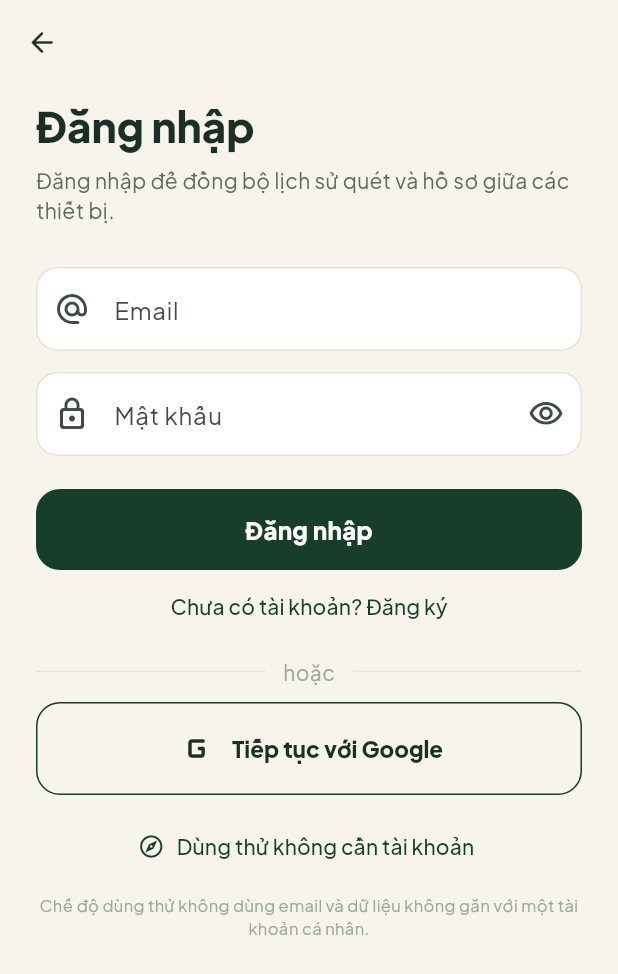
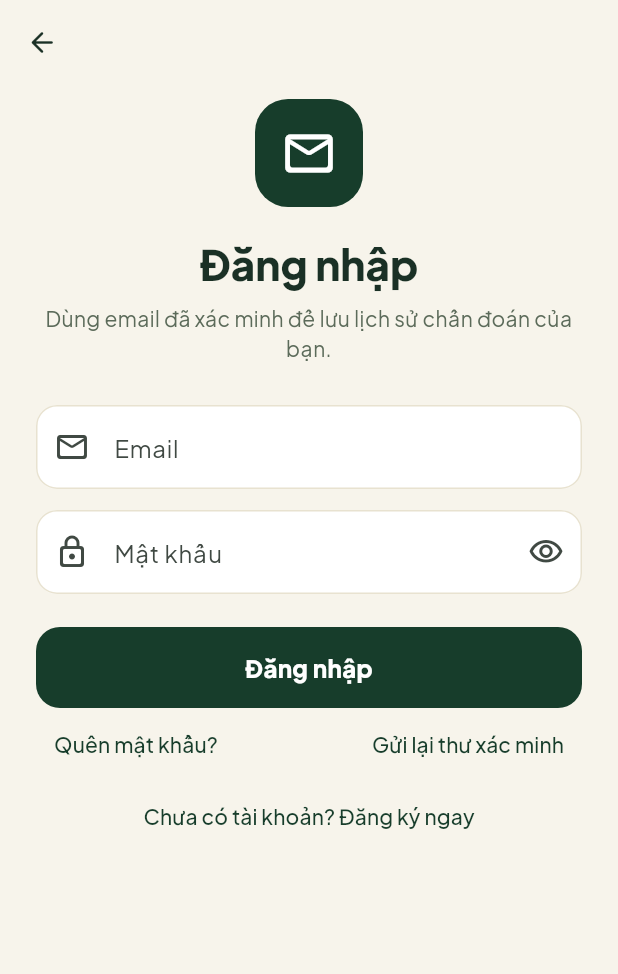
Before and after one commit to Quanghuy-1611/Rice-Disease-Detection-AI-, a Flutter app: the ProfileScreen screen opened directly, after a tap on "Đăng nhập", on a phone screen of 412 x 824 dp. Shown: the top 974 px of the screen. Run offline on Flutter 3.47's test engine with Material 3 defaults, Android fonts, the phone set to English and light mode, and no system bars; our stand-ins replace camera, connectivity_plus, dio, firebase_auth, firebase_core, flutter_animate and 6 more; accounts and stored records are empty.

Commit message:
Align mobile Basic with seven-class API and verified email login

```diff
--- a/mobile_app/lib/views/screens/login_screen.dart
+++ b/mobile_app/lib/views/screens/login_screen.dart
@@ -4,7 +4,7 @@ import 'package:provider/provider.dart';
 import '../../core/theme/app_theme.dart';
 import '../../services/auth_service.dart';
 
-/// Ba lối vào không phụ thuộc SMS: email thật có xác minh, Google và khách.
+/// Đăng nhập email đã xác minh, cùng luồng đăng ký như trên web.
 class LoginScreen extends StatefulWidget {
   const LoginScreen({super.key});
 
@@ -19,6 +19,7 @@ class _LoginScreenState extends State<LoginScreen> {
   bool _isRegistering = false;
   bool _obscurePassword = true;
   String _errorMessage = '';
+  String _noticeMessage = '';
 
   @override
   void dispose() {
@@ -29,11 +30,16 @@ class _LoginScreenState extends State<LoginScreen> {
   }
 
   void _showError(String message) {
-    if (mounted) setState(() => _errorMessage = message);
+    if (mounted) {
+      setState(() {
+        _errorMessage = message;
+        _noticeMessage = '';
+      });
+    }
   }
 
   void _finish() {
-    if (mounted) Navigator.of(context).pop();
+    if (mounted) Navigator.of(context).pop(true);
   }
 
   Future<void> _submitEmail() async {
@@ -52,7 +58,10 @@ class _LoginScreenState extends State<LoginScreen> {
       _showError('Vui lòng nhập họ tên.');
       return;
     }
-    setState(() => _errorMessage = '');
+    setState(() {
+      _errorMessage = '';
+      _noticeMessage = '';
+    });
     final auth = context.read<AuthService>();
     if (_isRegistering) {
       await auth.registerWithEmail(
@@ -70,7 +79,7 @@ class _LoginScreenState extends State<LoginScreen> {
           );
           setState(() {
             _isRegistering = false;
-            _errorMessage =
+            _noticeMessage =
                 'Hãy xác minh email trước, sau đó đăng nhập bằng mật khẩu vừa tạo.';
           });
         },
@@ -85,19 +94,51 @@ class _LoginScreenState extends State<LoginScreen> {
     );
   }
 
-  Future<void> _signInGoogle() async {
-    setState(() => _errorMessage = '');
-    await context.read<AuthService>().signInWithGoogle(
+  Future<void> _resetPassword() async {
+    final email = _emailController.text.trim();
+    if (email.isEmpty || !email.contains('@')) {
+      _showError('Nhập email hợp lệ trước khi đặt lại mật khẩu.');
+      return;
+    }
+    setState(() {
+      _errorMessage = '';
+      _noticeMessage = '';
+    });
+    await context.read<AuthService>().sendPasswordReset(
+          email: email,
           onError: _showError,
-          onSuccess: _finish,
+          onSent: () {
+            if (mounted) {
+              setState(() => _noticeMessage =
+                  'Nếu email đã có tài khoản, bạn sẽ nhận được thư đặt lại mật khẩu.');
+            }
+          },
         );
   }
 
-  Future<void> _tryGuest() async {
-    setState(() => _errorMessage = '');
-    await context.read<AuthService>().signInAsGuest(
+  Future<void> _resendVerification() async {
+    final email = _emailController.text.trim();
+    if (email.isEmpty ||
+        !email.contains('@') ||
+        _passwordController.text.isEmpty) {
+      _showError('Nhập email và mật khẩu để gửi lại thư xác minh.');
+      return;
+    }
+    setState(() {
+      _errorMessage = '';
+      _noticeMessage = '';
+    });
+    await context.read<AuthService>().resendVerificationEmail(
+          email: email,
+          password: _passwordController.text,
           onError: _showError,
-          onSuccess: _finish,
+          onFinished: (verified) {
+            if (mounted) {
+              setState(() => _noticeMessage = verified
+                  ? 'Email đã được xác minh. Bạn có thể đăng nhập.'
+                  : 'Đã gửi lại thư xác minh. Hãy kiểm tra hộp thư và mục spam.');
+            }
+          },
         );
   }
 
@@ -117,7 +158,21 @@ class _LoginScreenState extends State<LoginScreen> {
         child: ListView(
           padding: const EdgeInsets.fromLTRB(24, 10, 24, 28),
           children: <Widget>[
+            Center(
+              child: Container(
+                width: 72,
+                height: 72,
+                decoration: BoxDecoration(
+                  color: AppTheme.moss,
+                  borderRadius: BorderRadius.circular(22),
+                ),
+                child: const Icon(Icons.mail_outline_rounded,
+                    color: Colors.white, size: 38),
+              ),
+            ),
+            const SizedBox(height: 20),
             Text(title,
+                textAlign: TextAlign.center,
                 style: Theme.of(context).textTheme.headlineMedium?.copyWith(
                       color: AppTheme.textPrimary,
                       fontWeight: FontWeight.w900,
@@ -126,7 +181,8 @@ class _LoginScreenState extends State<LoginScreen> {
             Text(
               _isRegistering
                   ? 'Dùng email thật. RiceAI sẽ gửi liên kết xác minh trước khi bạn có thể đăng nhập.'
-                  : 'Đăng nhập để đồng bộ lịch sử quét và hồ sơ giữa các thiết bị.',
+                  : 'Dùng email đã xác minh để lưu lịch sử chẩn đoán của bạn.',
+              textAlign: TextAlign.center,
               style: const TextStyle(
                   color: AppTheme.textSecondary, fontSize: 14, height: 1.45),
             ),
@@ -135,7 +191,8 @@ class _LoginScreenState extends State<LoginScreen> {
               TextField(
                 controller: _nameController,
                 textCapitalization: TextCapitalization.words,
-                decoration: _decoration('Họ và tên', Icons.person_outline_rounded),
+                decoration:
+                    _decoration('Họ và tên', Icons.person_outline_rounded),
               ),
               const SizedBox(height: 14),
             ],
@@ -143,16 +200,19 @@ class _LoginScreenState extends State<LoginScreen> {
               controller: _emailController,
               keyboardType: TextInputType.emailAddress,
               autofillHints: const <String>[AutofillHints.email],
-              decoration: _decoration('Email', Icons.alternate_email_rounded),
+              decoration: _decoration('Email', Icons.mail_outline_rounded),
             ),
             const SizedBox(height: 14),
             TextField(
               controller: _passwordController,
               obscureText: _obscurePassword,
               autofillHints: <String>[
-                _isRegistering ? AutofillHints.newPassword : AutofillHints.password,
+                _isRegistering
+                    ? AutofillHints.newPassword
+                    : AutofillHints.password,
               ],
-              decoration: _decoration('Mật khẩu', Icons.lock_outline_rounded).copyWith(
+              decoration:
+                  _decoration('Mật khẩu', Icons.lock_outline_rounded).copyWith(
                 suffixIcon: IconButton(
                   tooltip: _obscurePassword ? 'Hiện mật khẩu' : 'Ẩn mật khẩu',
                   icon: Icon(_obscurePassword
@@ -168,6 +228,12 @@ class _LoginScreenState extends State<LoginScreen> {
               Text(_errorMessage,
                   style: const TextStyle(
                       color: AppTheme.errorRed, fontSize: 13, height: 1.35)),
+            ],
+            if (_noticeMessage.isNotEmpty) ...<Widget>[
+              const SizedBox(height: 12),
+              Text(_noticeMessage,
+                  style: const TextStyle(
+                      color: AppTheme.moss, fontSize: 13, height: 1.35)),
             ],
             const SizedBox(height: 22),
             FilledButton(
@@ -188,53 +254,31 @@ class _LoginScreenState extends State<LoginScreen> {
                       style: const TextStyle(
                           fontWeight: FontWeight.w800, fontSize: 16)),
             ),
+            if (!_isRegistering)
+              Row(
+                mainAxisAlignment: MainAxisAlignment.spaceBetween,
+                children: <Widget>[
+                  TextButton(
+                    onPressed: auth.isLoading ? null : _resetPassword,
+                    child: const Text('Quên mật khẩu?'),
+                  ),
+                  TextButton(
+                    onPressed: auth.isLoading ? null : _resendVerification,
+                    child: const Text('Gửi lại thư xác minh'),
+                  ),
+                ],
+              ),
             TextButton(
               onPressed: auth.isLoading
                   ? null
                   : () => setState(() {
                         _isRegistering = !_isRegistering;
                         _errorMessage = '';
+                        _noticeMessage = '';
                       }),
               child: Text(_isRegistering
                   ? 'Đã có tài khoản? Đăng nhập'
-                  : 'Chưa có tài khoản? Đăng ký'),
-            ),
-            const Padding(
-              padding: EdgeInsets.symmetric(vertical: 10),
-              child: Row(children: <Widget>[
-                Expanded(child: Divider()),
-                Padding(
-                    padding: EdgeInsets.symmetric(horizontal: 12),
-                    child: Text('hoặc',
-                        style: TextStyle(color: AppTheme.textMuted))),
-                Expanded(child: Divider()),
-              ]),
-            ),
-            OutlinedButton.icon(
-              onPressed: auth.isLoading ? null : _signInGoogle,
-              icon: const Icon(Icons.g_mobiledata_rounded, size: 30),
-              label: const Text('Tiếp tục với Google',
-                  style: TextStyle(fontWeight: FontWeight.w800)),
-              style: OutlinedButton.styleFrom(
-                minimumSize: const Size.fromHeight(54),
-                foregroundColor: AppTheme.textPrimary,
-                side: const BorderSide(color: AppTheme.moss),
-                shape: RoundedRectangleBorder(
-                    borderRadius: BorderRadius.circular(16)),
-              ),
-            ),
-            const SizedBox(height: 10),
-            TextButton.icon(
-              onPressed: auth.isLoading ? null : _tryGuest,
-              icon: const Icon(Icons.explore_outlined),
-              label: const Text('Dùng thử không cần tài khoản'),
-            ),
-            const SizedBox(height: 8),
-            const Text(
-              'Chế độ dùng thử không dùng email và dữ liệu không gắn với một tài khoản cá nhân.',
-              textAlign: TextAlign.center,
-              style: TextStyle(
-                  color: AppTheme.textMuted, fontSize: 11, height: 1.4),
+                  : 'Chưa có tài khoản? Đăng ký ngay'),
             ),
           ],
         ),
--- a/mobile_app/lib/views/screens/profile_screen.dart
+++ b/mobile_app/lib/views/screens/profile_screen.dart
@@ -23,12 +23,16 @@ class ProfileScreen extends StatefulWidget {
 
 class _ProfileScreenState extends State<ProfileScreen> {
   Future<Map<String, dynamic>?>? _profileFuture;
+  bool? _lastAuthenticated;
 
   @override
   void didChangeDependencies() {
     super.didChangeDependencies();
-    final auth = context.read<AuthService>();
-    _profileFuture ??= auth.getProfile();
+    final auth = context.watch<AuthService>();
+    if (_lastAuthenticated != auth.isAuthenticated) {
+      _lastAuthenticated = auth.isAuthenticated;
+      _profileFuture = auth.isAuthenticated ? auth.getProfile() : null;
+    }
   }
 
   Future<void> _clearCache() async {
@@ -181,7 +185,7 @@ class _ProfileScreenState extends State<ProfileScreen> {
           const SizedBox(height: 26),
           const Center(
               child: Text(
-                  'RiceAI • Phiên bản thử nghiệm\nHỗ trợ nhận diện 19 nhóm bệnh và đối tượng lúa',
+                  'RiceAI • Phiên bản thử nghiệm\nHỗ trợ nhận diện 7 nhóm bệnh và đối tượng lúa',
                   textAlign: TextAlign.center,
                   style: TextStyle(
                       color: AppTheme.textMuted, fontSize: 11, height: 1.5))),
@@ -191,7 +195,7 @@ class _ProfileScreenState extends State<ProfileScreen> {
   }
 
   void _openLogin() => Navigator.of(context)
-      .push(MaterialPageRoute<void>(builder: (_) => const LoginScreen()));
+      .push<bool>(MaterialPageRoute<bool>(builder: (_) => const LoginScreen()));
 
   void _showLanguageInfo() => showDialog<void>(
         context: context,
@@ -241,7 +245,7 @@ class _SignedOutHeader extends StatelessWidget {
                     style:
                         TextStyle(fontWeight: FontWeight.w900, fontSize: 16)),
                 SizedBox(height: 3),
-                Text('Đăng nhập bằng email hoặc Google để đồng bộ dữ liệu.',
+                Text('Đăng nhập bằng email đã xác minh để lưu dữ liệu.',
                     style:
                         TextStyle(color: AppTheme.textSecondary, fontSize: 12)),
               ])),
```
Also changed, not shown: mobile_app/lib/core/config/seven_class_catalog.dart (added, +24 -0 lines), mobile_app/lib/services/auth_service.dart (+86 -4 lines), mobile_app/lib/services/disease_library_service.dart (+8 -2 lines), mobile_app/lib/views/screens/app_shell.dart (+10 -1 lines), mobile_app/lib/views/screens/home_screen.dart (+42 -13 lines), mobile_app/lib/views/screens/result_screen.dart (+2 -23 lines).
